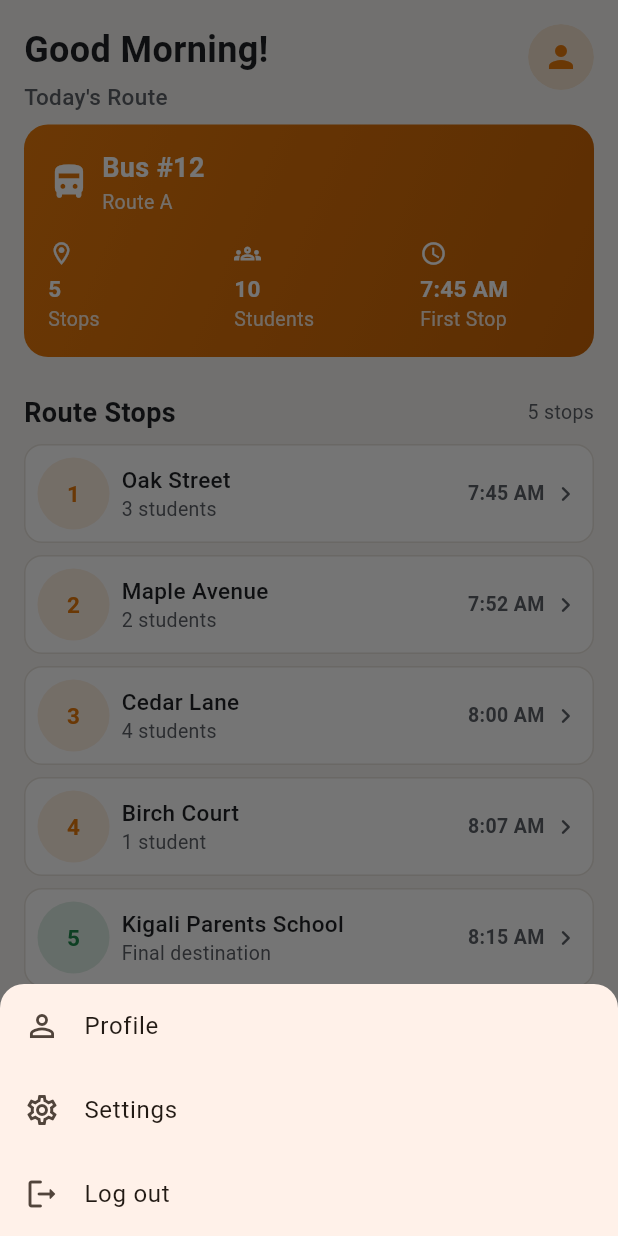
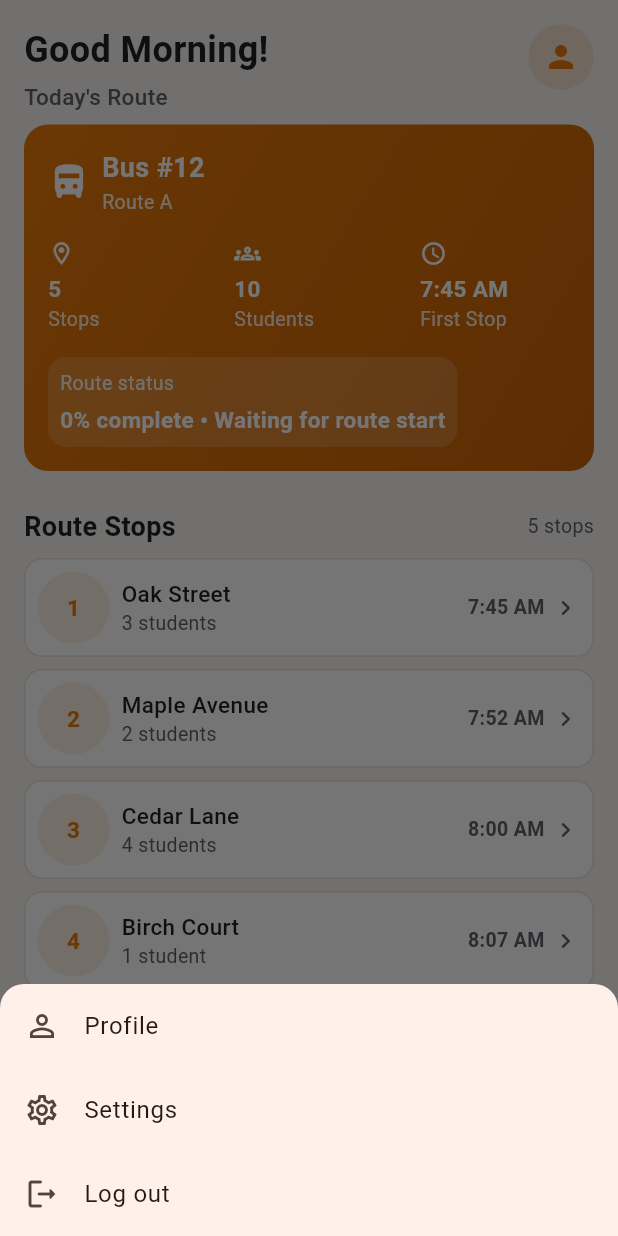
Before and after one commit to ingdia/safe_ride_app, a Flutter app: the DriverFeatureShell screen opened directly, after a tap on the "person" icon, on a phone screen of 412 x 824 dp. Run offline on Flutter 3.47's test engine with Material 3 defaults, Android fonts, the light colour scheme and no system bars; our stand-ins replace flutter_bloc, flutter_riverpod.

Commit message:
feat: wire route progress and gps status through driver bloc

```diff
--- a/lib/features/driver/presentation/bloc/driver_route_bloc.dart
+++ b/lib/features/driver/presentation/bloc/driver_route_bloc.dart
@@ -2,6 +2,7 @@ import 'dart:async';
 
 import 'package:flutter_bloc/flutter_bloc.dart';
 
+import '../../domain/models/student.dart';
 import '../../domain/repositories/driver_repository.dart';
 import 'driver_route_event.dart';
 import 'driver_route_state.dart';
@@ -47,9 +48,19 @@ class DriverRouteBloc extends Bloc<DriverRouteEvent, DriverRouteState> {
               : student)
           .toList();
 
+      final boardedCount = updatedStudents
+          .where((student) => student.status == AttendanceStatus.boarded)
+          .length;
+      final totalStudents = updatedStudents.length;
+      final progress = totalStudents == 0 ? 0.0 : boardedCount / totalStudents;
+
       emit(DriverRouteLoaded(
         stops: currentState.stops,
         students: updatedStudents,
+        routeProgress: progress,
+        gpsStatus: progress >= 1.0
+            ? 'All students marked'
+            : 'Route progress ${((progress * 100).round())}%',
       ));
     } catch (error) {
       emit(DriverRouteError(message: error.toString()));
--- a/lib/features/driver/presentation/bloc/driver_route_state.dart
+++ b/lib/features/driver/presentation/bloc/driver_route_state.dart
@@ -17,10 +17,14 @@ class DriverRouteLoaded extends DriverRouteState {
   const DriverRouteLoaded({
     required this.stops,
     required this.students,
+    this.routeProgress = 0.0,
+    this.gpsStatus = 'Waiting for route start',
   });
 
   final List<RouteStop> stops;
   final List<Student> students;
+  final double routeProgress;
+  final String gpsStatus;
 }
 
 class DriverRouteError extends DriverRouteState {
--- a/lib/features/driver/presentation/screens/driver_map_screen.dart
+++ b/lib/features/driver/presentation/screens/driver_map_screen.dart
@@ -63,7 +63,8 @@ class _DriverMapScreenState extends State<DriverMapScreen> {
                     );
                   }
 
-                  final stops = (state as DriverRouteLoaded).stops;
+                  final loadedState = state as DriverRouteLoaded;
+                  final stops = loadedState.stops;
 
                   return LayoutBuilder(
                     builder: (context, constraints) {
@@ -73,7 +74,7 @@ class _DriverMapScreenState extends State<DriverMapScreen> {
                         padding: const EdgeInsets.symmetric(horizontal: 16),
                         children: [
                           const SizedBox(height: 16),
-                          _buildMapPlaceholder(),
+                          _buildMapPlaceholder(loadedState),
                           const SizedBox(height: 24),
                           _buildStopsHeader(stops),
                           const SizedBox(height: 12),
@@ -124,7 +125,7 @@ class _DriverMapScreenState extends State<DriverMapScreen> {
     );
   }
 
-  Widget _buildMapPlaceholder() {
+  Widget _buildMapPlaceholder(DriverRouteLoaded loadedState) {
     // TODO: Swap for a real map widget (google_maps_flutter / flutter_map)
     // once live GPS coordinates are available from the BLoC layer.
     return Container(
@@ -142,7 +143,7 @@ class _DriverMapScreenState extends State<DriverMapScreen> {
             borderRadius: BorderRadius.circular(16),
             boxShadow: [
               BoxShadow(
-                color: Colors.black.withOpacity(0.06),
+                color: Colors.black.withValues(alpha: 0.06),
                 blurRadius: 8,
                 offset: const Offset(0, 3),
               ),
@@ -168,7 +169,7 @@ class _DriverMapScreenState extends State<DriverMapScreen> {
               ),
               const SizedBox(height: 4),
               Text(
-                'GPS tracking visualization',
+                '${loadedState.routeProgress * 100 ~/ 1}% complete • ${loadedState.gpsStatus}',
                 textAlign: TextAlign.center,
                 style: TextStyle(fontSize: 12, color: Colors.grey[600]),
               ),
--- a/lib/features/driver/presentation/screens/student_attendance_screen.dart
+++ b/lib/features/driver/presentation/screens/student_attendance_screen.dart
@@ -210,9 +210,9 @@ class _SummaryPill extends StatelessWidget {
           horizontal: AppSpacing.xs,
         ),
         decoration: BoxDecoration(
-          color: color.withOpacity(0.10),
+          color: color.withValues(alpha: 0.10),
           borderRadius: BorderRadius.circular(AppSpacing.radiusMd),
-          border: Border.all(color: color.withOpacity(0.35)),
+          border: Border.all(color: color.withValues(alpha: 0.35)),
         ),
         child: Column(
           children: [
@@ -278,7 +278,7 @@ class _StudentListItem extends StatelessWidget {
                 children: [
                   CircleAvatar(
                     radius: 20,
-                    backgroundColor: AppColors.primary.withOpacity(0.12),
+                    backgroundColor: AppColors.primary.withValues(alpha: 0.12),
                     child: Text(
                       student.name.isNotEmpty
                           ? student.name.substring(0, 1)
@@ -352,7 +352,7 @@ class _AttendanceStatusChip extends StatelessWidget {
         vertical: AppSpacing.xs,
       ),
       decoration: BoxDecoration(
-        color: visuals.color.withOpacity(0.12),
+        color: visuals.color.withValues(alpha: 0.12),
         borderRadius: BorderRadius.circular(AppSpacing.radiusSm),
       ),
       child: Row(
--- a/lib/features/driver/presentation/screens/todays_route_screen.dart
+++ b/lib/features/driver/presentation/screens/todays_route_screen.dart
@@ -49,12 +49,21 @@ class TodaysRouteScreen extends StatelessWidget {
               );
             }
 
-            final stops = (state as DriverRouteLoaded).stops;
+            final loadedState = state as DriverRouteLoaded;
+            final stops = loadedState.stops;
+            final progress = (loadedState.routeProgress * 100).round();
 
             return CustomScrollView(
               slivers: [
                 SliverToBoxAdapter(child: _buildHeader(context)),
-                SliverToBoxAdapter(child: _buildRouteSummaryCard(context, stops)),
+                SliverToBoxAdapter(
+                  child: _buildRouteSummaryCard(
+                    context,
+                    stops,
+                    progress: progress,
+                    gpsStatus: loadedState.gpsStatus,
+                  ),
+                ),
                 SliverToBoxAdapter(child: _buildStopsHeader(context, stops)),
                 SliverPadding(
                   padding: const EdgeInsets.symmetric(
@@ -119,7 +128,7 @@ class TodaysRouteScreen extends StatelessWidget {
               onTap: () => _showProfileMenu(context),
               child: CircleAvatar(
                 radius: 22,
-                backgroundColor: AppColors.primary.withOpacity(0.15),
+                backgroundColor: AppColors.primary.withValues(alpha: 0.15),
                 child: const Icon(Icons.person, color: AppColors.primary),
               ),
             ),
@@ -129,7 +138,12 @@ class TodaysRouteScreen extends StatelessWidget {
     );
   }
 
-  Widget _buildRouteSummaryCard(BuildContext context, List<RouteStop> stops) {
+  Widget _buildRouteSummaryCard(
+    BuildContext context,
+    List<RouteStop> stops, {
+    required int progress,
+    required String gpsStatus,
+  }) {
     return Padding(
       padding: const EdgeInsets.symmetric(horizontal: AppSpacing.md),
       child: Container(
@@ -166,7 +180,7 @@ class TodaysRouteScreen extends StatelessWidget {
                     Text(
                       _routeName,
                       style: AppTextStyles.bodySmall.copyWith(
-                        color: Colors.white.withOpacity(0.9),
+                        color: Colors.white.withValues(alpha: 0.9),
                       ),
                     ),
                   ],
@@ -194,6 +208,33 @@ class TodaysRouteScreen extends StatelessWidget {
                   value: stops.first.time,
                 ),
               ],
+            ),
+            const SizedBox(height: AppSpacing.md),
+            Container(
+              padding: const EdgeInsets.all(AppSpacing.sm),
+              decoration: BoxDecoration(
+                color: Colors.white.withValues(alpha: 0.16),
+                borderRadius: BorderRadius.circular(AppSpacing.radiusMd),
+              ),
+              child: Column(
+                crossAxisAlignment: CrossAxisAlignment.start,
+                children: [
+                  Text(
+                    'Route status',
+                    style: AppTextStyles.bodySmall.copyWith(
+                      color: Colors.white.withValues(alpha: 0.9),
+                    ),
+                  ),
+                  const SizedBox(height: AppSpacing.xs),
+                  Text(
+                    '$progress% complete • $gpsStatus',
+                    style: AppTextStyles.bodyMedium.copyWith(
+                      color: Colors.white,
+                      fontWeight: FontWeight.w600,
+                    ),
+                  ),
+                ],
+              ),
             ),
           ],
         ),
@@ -378,7 +419,7 @@ class _SummaryStat extends StatelessWidget {
           Text(
             label,
             style: AppTextStyles.bodySmall.copyWith(
-              color: Colors.white.withOpacity(0.85),
+              color: Colors.white.withValues(alpha: 0.85),
             ),
           ),
         ],
@@ -425,8 +466,8 @@ class _RouteStopTile extends StatelessWidget {
                   alignment: Alignment.center,
                   decoration: BoxDecoration(
                     color: stop.isDestination
-                        ? AppColors.success.withOpacity(0.15)
-                        : AppColors.primary.withOpacity(0.12),
+                        ? AppColors.success.withValues(alpha: 0.15)
+                        : AppColors.primary.withValues(alpha: 0.12),
                     shape: BoxShape.circle,
                   ),
                   child: Text(
```
Also changed, not shown: 1 other file.
